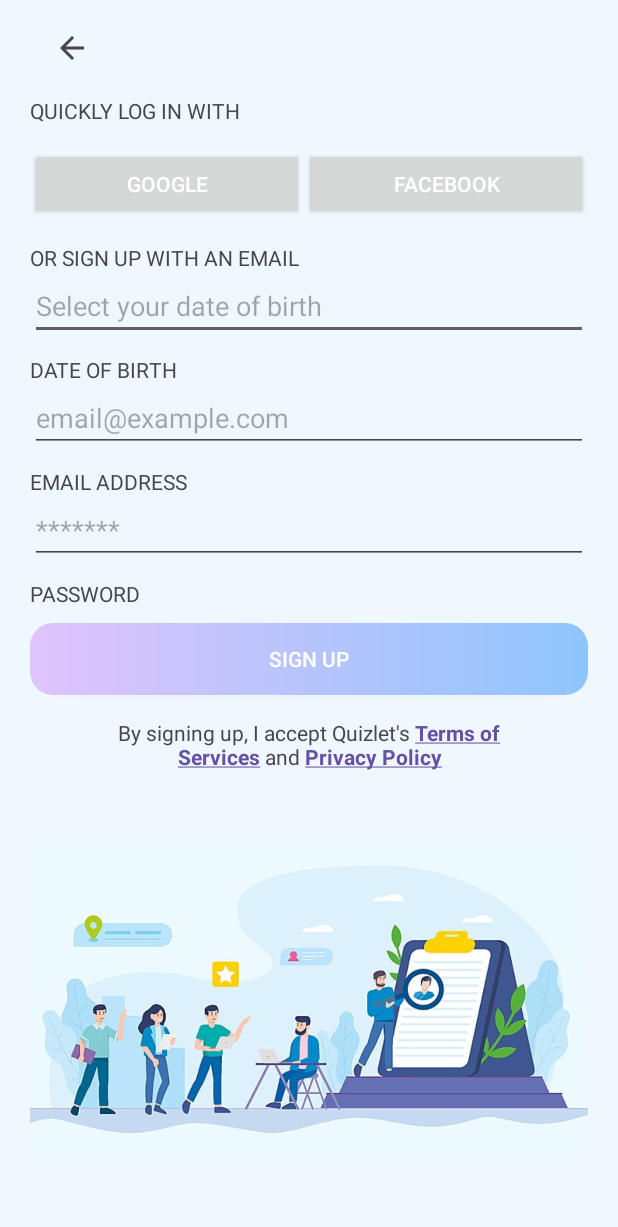
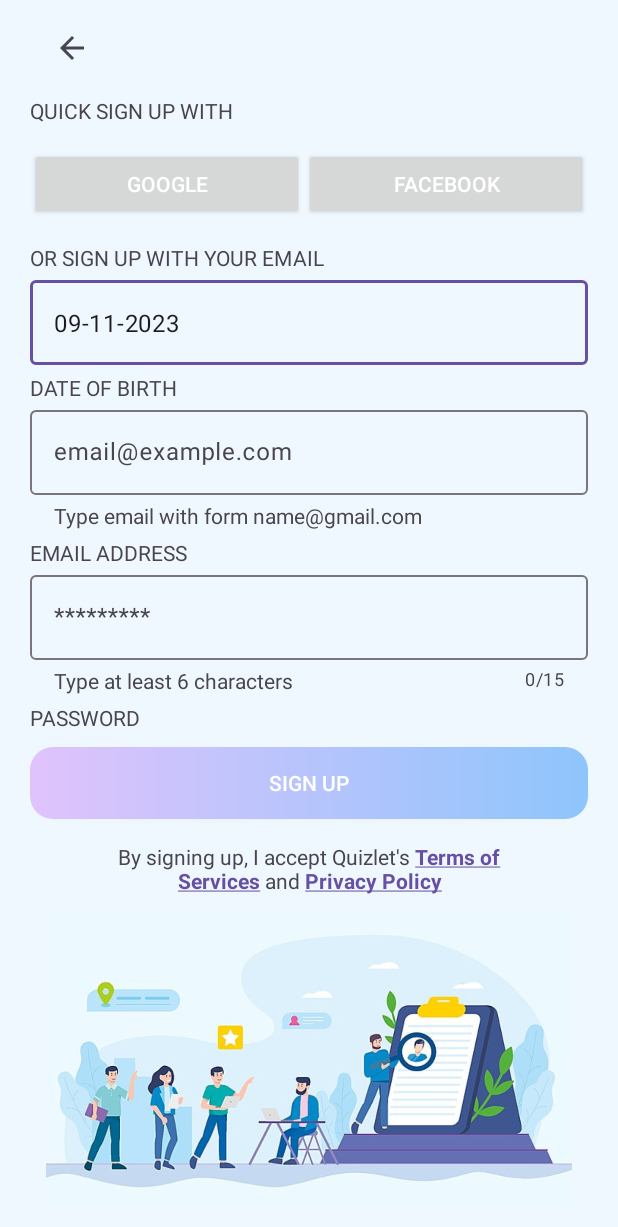
Before and after one commit to LeManhT/AppQuizlet, an Android app: the SignUp screen opened directly, with no data from a screen before it, on a phone screen of 412 x 824 dp. Shown: the top 1227 px of the screen. Run offline under Robolectric (Android 15) with nearby library versions, the phone set to English and light mode, and no system bars; Roboto replaces fonts that are not available here.

Commit message:
add 404 activity,search activity and validate sign in, sign up

```diff
--- a/app/src/main/java/com/example/appquizlet/SignUp.kt
+++ b/app/src/main/java/com/example/appquizlet/SignUp.kt
@@ -5,7 +5,6 @@ import android.content.Intent
 import android.graphics.Color
 import android.graphics.Typeface
 import android.net.Uri
-import androidx.appcompat.app.AppCompatActivity
 import android.os.Bundle
 import android.text.Spannable
 import android.text.SpannableStringBuilder
@@ -13,25 +12,44 @@ import android.text.method.LinkMovementMethod
 import android.text.style.ClickableSpan
 import android.text.style.ForegroundColorSpan
 import android.text.style.StyleSpan
+import android.util.Patterns
+import android.view.KeyEvent
 import android.view.MenuItem
 import android.view.View
 import android.widget.DatePicker
 import android.widget.Toast
+import androidx.appcompat.app.AppCompatActivity
 import androidx.appcompat.widget.Toolbar
 import com.example.appquizlet.databinding.ActivitySignUpBinding
 import java.text.SimpleDateFormat
 import java.util.Calendar
 import java.util.Locale
+import java.util.regex.Pattern
 
 private lateinit var binding: ActivitySignUpBinding
 private lateinit var calendar: Calendar
 
-class SignUp : AppCompatActivity() {
+class SignUp : AppCompatActivity(), View.OnClickListener, View.OnFocusChangeListener,
+    View.OnKeyListener {
+    private val PASSWORD_PATTERN: Pattern = Pattern.compile(
+        "^" +
+                "(?=.*[@#$%^&+=])" +  // at least 1 special character
+                "(?=\\S+$)" +  // no white spaces
+                ".{6,}" +  // at least 8 characters
+                "$"
+    )
+
+
     override fun onCreate(savedInstanceState: Bundle?) {
         super.onCreate(savedInstanceState)
         //        Khoi tao viewbinding
         binding = ActivitySignUpBinding.inflate(layoutInflater)
         setContentView(binding.root)
+        binding.txtLayout1.onFocusChangeListener = this
+        binding.txtLayout2.onFocusChangeListener = this
+        binding.edtEmail.onFocusChangeListener = this
+        binding.edtPass.onFocusChangeListener = this
+
 
 //        set toolbar back display
         val toolbar = findViewById<Toolbar>(R.id.toolbar)
@@ -41,19 +59,21 @@ class SignUp : AppCompatActivity() {
         supportActionBar?.setDisplayShowTitleEnabled(false)
 
 //        Date dialog
-        var edtDOB = binding.edtDOB
+        val edtDOB = binding.edtDOB
 
         // Khởi tạo Calendar
         calendar = Calendar.getInstance()
 
         // Định dạng ngày
-        val dateFormat = SimpleDateFormat("yyyy-MM-dd", Locale.getDefault())
+        val dateFormat = SimpleDateFormat("dd-MM-yyyy", Locale.getDefault())
+        val currentDate = dateFormat.format(Calendar.getInstance().time) // Lấy ngày hiện tại
+        binding.edtDOB.setText(currentDate)
 
         // Sự kiện khi EditText được nhấn
         edtDOB.setOnClickListener {
             val datePickerDialog = DatePickerDialog(
                 this,
-                DatePickerDialog.OnDateSetListener { _: DatePicker?, year: Int, month: Int, day: Int ->
+                { _: DatePicker?, year: Int, month: Int, day: Int ->
                     // Xử lý khi người dùng chọn ngày
                     calendar.set(year, month, day)
                     val formattedDate = dateFormat.format(calendar.time)
@@ -65,6 +85,18 @@ class SignUp : AppCompatActivity() {
             )
 
             datePickerDialog.show()
+
+//            val datePicker =
+//                MaterialDatePicker.Builder.datePicker()
+//                    .setTitleText("Select date")
+//                    .setSelection(MaterialDatePicker.todayInUtcMilliseconds())
+//                    .build()
+//
+//            datePicker.show(supportFragmentManager,"datePicker")
+//            datePicker.addOnPositiveButtonClickListener {
+//                val dateFormat = SimpleDateFormat("yyyy-MM-dd", Locale.getDefault())
+//                Toast.makeText(this,dateFormat.toString(),Toast.LENGTH_SHORT).show()
+//            }
 
         }
 //      Spannable text
@@ -151,6 +183,84 @@ class SignUp : AppCompatActivity() {
         termsTextView.movementMethod = LinkMovementMethod.getInstance()
     }
 
+    private fun validateEmail(): Boolean {
+        var errorMessage: String? = null
+        val email = binding.edtEmail.text.toString()
+        if (email.isEmpty()) {
+            errorMessage = resources.getString(R.string.errBlankEmail)
+        } else if (!Patterns.EMAIL_ADDRESS.matcher(email).matches()) {
+            errorMessage = resources.getString(R.string.errEmailInvalid)
+        }
+        if (errorMessage != null) {
+            binding.txtLayout1.apply {
+                isErrorEnabled = true
+                error = errorMessage
+            }
+        }
+        return errorMessage == null
+    }
+
+    private fun validatePassword(): Boolean {
+        var errorMessage: String? = null
+        val pass = binding.edtPass.text.toString().trim()
+        if (pass.isEmpty()) {
+            errorMessage = resources.getString(R.string.errBlankPass)
+        } else if (!PASSWORD_PATTERN.matcher(pass).matches()) {
+            errorMessage = resources.getString(R.string.errInsufficientLength)
+        }
+        if (errorMessage != null) {
+            binding.txtLayout2.apply {
+                isErrorEnabled = true
+                error = errorMessage
+            }
+        }
+        return errorMessage == null
+    }
+
+    override fun onClick(v: View?) {
+        TODO("Not yet implemented")
+    }
+
+    override fun onFocusChange(v: View?, hasFocus: Boolean) {
+        if (v?.id != null) {
+            when (v.id) {
+//                R.id.edtDOB -> {
+//                    if(hasFocus){
+//                        binding.txtLayout0.setOnDateChangedListener { view, year, monthOfYear, dayOfMonth ->
+//                            // Xử lý dữ liệu khi người dùng đã chọn ngày mới
+//                            val selectedDate = "$dayOfMonth/${monthOfYear + 1}/$year"
+//                        }
+//                    }
+//                }
+
+                R.id.edtEmail -> {
+                    if (hasFocus) {
+                        //isCounterEnabled được đặt thành true, thì trường nhập liệu hoặc widget đó sẽ theo dõi và hiển thị số ký tự mà người dùng đã nhập vào
+                        if (binding.txtLayout1.isErrorEnabled) {
+                            binding.txtLayout1.isErrorEnabled = false
+                        }
+                    } else {
+                        validateEmail()
+                    }
+                }
+
+                R.id.edtPass -> {
+                    if (hasFocus) {
+                        if (binding.txtLayout2.isErrorEnabled) {
+                            binding.txtLayout2.isErrorEnabled = false
+                        }
+                    } else {
+                        validatePassword()
+                    }
+                }
+            }
+        }
+    }
+
+    override fun onKey(v: View?, keyCode: Int, event: KeyEvent?): Boolean {
+        TODO("Not yet implemented")
+    }
+
     override fun onOptionsItemSelected(item: MenuItem): Boolean {
         when (item.itemId) {
             android.R.id.home -> {
--- a/app/src/main/res/layout/activity_sign_up.xml
+++ b/app/src/main/res/layout/activity_sign_up.xml
@@ -4,24 +4,26 @@
     xmlns:tools="http://schemas.android.com/tools"
     android:layout_width="match_parent"
     android:layout_height="match_parent"
+    android:background="@drawable/bg_profile"
     android:orientation="vertical"
     android:paddingLeft="20dp"
     android:paddingRight="20dp"
-    android:background="@drawable/bg_profile"
     tools:context=".SignUp">
     <!-- Thêm một Toolbar vào layout -->
     <androidx.appcompat.widget.Toolbar
         android:id="@+id/toolbar"
         android:layout_width="match_parent"
         android:layout_height="?attr/actionBarSize"
-        android:background="@drawable/bg_profile"
+        app:layout_collapseMode="pin"
+        app:navigationIcon="?attr/homeAsUpIndicator"
+        app:popupTheme="@style/Theme.AppQuizlet.PopupOverlay"
         app:title="" />
 
     <TextView
         android:id="@+id/textView3"
         android:layout_width="match_parent"
         android:layout_height="wrap_content"
-        android:text="Quickly log in with"
+        android:text="@string/or_sign_up_with"
         android:textAllCaps="true" />
 
     <LinearLayout
@@ -35,73 +37,108 @@
             android:id="@+id/btnSigninGoogle"
             android:layout_width="wrap_content"
             android:layout_height="wrap_content"
-            android:textColor="@color/white"
             android:layout_weight="1"
-            android:text="Google" />
+            android:text="@string/gg"
+            android:textColor="@color/white" />
 
         <androidx.appcompat.widget.AppCompatButton
             android:id="@+id/btnSignInFb"
             android:layout_width="wrap_content"
             android:layout_height="wrap_content"
-            android:textColor="@color/white"
             android:layout_weight="1"
-            android:text="Facebook" />
+            android:text="@string/fb"
+            android:textColor="@color/white" />
     </LinearLayout>
 
     <TextView
         android:id="@+id/textView4"
         android:layout_width="match_parent"
         android:layout_height="wrap_content"
-        android:text="Or sign up with an email"
+        android:text="@string/or_sign_up_email"
+        android:layout_marginBottom="5dp"
         android:textAllCaps="true" />
 
-    <EditText
-        android:id="@+id/edtDOB"
+    <com.google.android.material.textfield.TextInputLayout
+        android:id="@+id/txtLayout0"
         android:layout_width="match_parent"
-        android:layout_height="wrap_content"
-        android:layout_marginBottom="10dp"
-        android:ems="10"
-        android:hint="Select your date of birth"
-        android:inputType="text" />
+        app:hintEnabled="false"
+        android:layout_height="wrap_content">
+
+        <EditText
+            android:id="@+id/edtDOB"
+            android:layout_width="match_parent"
+            android:layout_height="wrap_content"
+            android:layout_marginBottom="5dp"
+            android:ems="10"
+            android:inputType="date"
+            android:autofillHints=""
+            android:hint="@string/select_dob" />
+
+    </com.google.android.material.textfield.TextInputLayout>
 
     <TextView
         android:id="@+id/textView5"
         android:layout_width="match_parent"
         android:layout_height="wrap_content"
-        android:text="Date of birth"
+        android:text="@string/dob"
         android:textAllCaps="true" />
 
-    <EditText
-        android:id="@+id/edtEmail"
+    <com.google.android.material.textfield.TextInputLayout
+        android:id="@+id/txtLayout1"
         android:layout_width="match_parent"
         android:layout_height="wrap_content"
-        android:layout_marginBottom="10dp"
-        android:ems="10"
-        android:hint="email@example.com"
-        android:inputType="text" />
+        app:endIconMode="clear_text"
+        app:errorEnabled="true"
+        android:layout_marginBottom="5dp"
+        app:helperText="@string/helper_email"
+        app:errorTextAppearance="@style/CustomTextInputLayout"
+        app:helperTextTextAppearance="@style/CustomTextInputLayout"
+        android:hint="@string/email_hint">
+
+        <com.google.android.material.textfield.TextInputEditText
+            android:id="@+id/edtEmail"
+            android:layout_width="match_parent"
+            android:layout_height="wrap_content" />
+
+    </com.google.android.material.textfield.TextInputLayout>
 
     <TextView
         android:id="@+id/textView6"
         android:layout_width="match_parent"
         android:layout_height="wrap_content"
-        android:text="Email Address"
+        android:text="@string/email_add"
         android:textAllCaps="true" />
 
-    <EditText
-        android:id="@+id/editTextText3"
+    <com.google.android.material.textfield.TextInputLayout
+        android:id="@+id/txtLayout2"
         android:layout_width="match_parent"
         android:layout_height="wrap_content"
-        android:layout_marginBottom="10dp"
-        android:ems="10"
-        android:hint="*******"
-        android:inputType="textPassword" />
+        android:hint="@string/pass_hint"
+        app:counterEnabled="true"
+        app:endIconMode="clear_text"
+        app:helperText="@string/helper_pass"
+        app:counterMaxLength="15"
+        android:layout_marginBottom="5dp"
+        app:errorTextAppearance="@style/CustomTextInputLayout"
+        app:helperTextTextAppearance="@style/CustomTextInputLayout"
+        app:passwordToggleEnabled="true">
+
+        <com.google.android.material.textfield.TextInputEditText
+            android:id="@+id/edtPass"
+            android:layout_width="match_parent"
+            app:errorEnabled="true"
+            android:layout_height="wrap_content"
+            android:inputType="textPassword"
+            android:maxLength="15" />
+
+    </com.google.android.material.textfield.TextInputLayout>
 
     <TextView
         android:id="@+id/textView8"
         android:layout_width="match_parent"
         android:layout_height="wrap_content"
         android:layout_marginBottom="10dp"
-        android:text="Password"
+        android:text="@string/password"
         android:textAllCaps="true" />
 
 
@@ -111,7 +148,7 @@
         android:layout_height="wrap_content"
         android:layout_marginBottom="15dp"
         android:background="@drawable/button_splash"
-        android:text="Sign up"
+        android:text="@string/sign_up"
         android:textColor="@color/white" />
 
     <TextView
@@ -126,10 +163,10 @@
 
     <ImageView
         android:id="@+id/imageView16"
-        android:layout_width="match_parent"
+        android:layout_width="wrap_content"
+        android:layout_height="wrap_content"
         android:layout_marginTop="10dp"
         android:layout_marginBottom="20dp"
-        android:layout_height="wrap_content"
         app:srcCompat="@drawable/intr_su" />
 
     <!-- Điều này ẩn tiêu đề (chữ) trên Toolbar -->
--- a/app/src/main/res/layout/fragment_solution.xml
+++ b/app/src/main/res/layout/fragment_solution.xml
@@ -5,6 +5,7 @@
     android:layout_height="match_parent"
     xmlns:app="http://schemas.android.com/apk/res-auto"
     android:padding="10dp"
+    android:background="@drawable/bg_profile"
     tools:context=".Solution">
 
     <!-- TODO: Update blank fragment layout -->
@@ -32,7 +33,7 @@
         android:layout_marginBottom="12dp"
         android:background="@drawable/search_view"
         android:hint="@string/search_hint"
-        app:iconifiedByDefault="true"
+        app:iconifiedByDefault="false"
         app:closeIcon="@drawable/icons8_close_48"
         app:defaultQueryHint="@string/sl_search_hint"
         app:queryHint="@string/sl_search_hint" />
--- a/app/src/main/res/values/dimens.xml
+++ b/app/src/main/res/values/dimens.xml
@@ -4,4 +4,5 @@
     <dimen name="text_margin">16dp</dimen>
     <dimen name="corner_home">80dp</dimen>
     <dimen name="corner_0">0dp</dimen>
+    <dimen name="marginInput">5dp</dimen>
 </resources>
--- a/app/src/main/res/values/strings.xml
+++ b/app/src/main/res/values/strings.xml
@@ -10,13 +10,22 @@
 
 
     <string name="or_log_with">Quick log in with</string>
+    <string name="or_sign_up_with">Quick sign up with</string>
     <string name="or_log_with_email">Or Log in with your email</string>
+    <string name="email_add">Email address</string>
+    <string name="or_sign_up_email">Or Sign up with your email</string>
     <string name="email_or_username">Email or username</string>
+    <string name="sign_up_for_free">Sign up for free</string>
+    <string name="or_log_in">Or Log in</string>
+    <string name="dob">Date of Birth</string>
     <string name="password">Password</string>
     <string name="sign_up">Sign Up</string>
-    <string name="sign_in">Log in</string>
+    <string name="log_in">Log in</string>
     <string name="gg">Google</string>
     <string name="fb">Facebook</string>
+    <string name="select_dob">Select your date of birth</string>
+    <string name="email_hint">email@example.com</string>
+    <string name="pass_hint">*********</string>
     <string name="forgot_u_p">Forgot username or password ?</string>
     <string name="terms_of_service">By signing up, I accept Quizlet\'s Terms of Services and Privacy Policy</string>
     <string name="forgot_username">Forgot username</string>
@@ -82,5 +91,19 @@
     <string name="search_enter_topic">Enter a topic or keywords</string>
     <string name="search_tip">Tip : The more specific, the better !</string>
 
+    <string name="oops">Oops !</string>
+    <string name="sth_went_wrong">Some thing went wrong</string>
+    <string name="go_to_home">Go to home</string>
+
+
+    <string name="errBlankEmail">Email is required !</string>
+    <string name="errEmailInvalid">Email is invalid</string>
+    <string name="errInsufficientLength">Password is too weak</string>
+
+    <string name="errBlankPass">Password is required !</string>
+    <string name="helper_email">Type email with form name@gmail.com</string>
+    <string name="helper_pass">Type at least 6 characters</string>
+
+
 
 </resources>
--- a/app/src/main/res/values/styles.xml
+++ b/app/src/main/res/values/styles.xml
@@ -12,4 +12,9 @@
         <item name="cornerSizeBottomRight">@dimen/corner_home</item> <!-- Set your desired bottom right radius -->
     </style>
 
+    <style name="CustomTextInputLayout" parent="Widget.MaterialComponents.TextInputLayout.FilledBox">
+        <item name="android:layout_marginStart">0dp</item>
+        <item name="android:layout_marginEnd">0dp</item>
+        <item name="android:textAlignment">textStart</item>
+    </style>
 </resources>
```
Also changed, not shown: app/src/main/java/com/example/appquizlet/SignIn.kt (+91 -6 lines), app/src/main/java/com/example/appquizlet/SplashActivity.kt (+4 -7 lines), app/src/main/java/com/example/appquizlet/SplashSearch.kt (+20 -10 lines), app/src/main/res/layout/activity_not_found.xml (+4 -3 lines), app/src/main/res/layout/activity_sign_in.xml (+62 -35 lines), app/src/main/res/layout/activity_splash.xml (+5 -5 lines), app/src/main/res/layout/activity_splash_search.xml (+13 -9 lines), app/src/main/res/layout/fragment_home.xml (+4 -8 lines), app/src/main/res/drawable/intro_pic.png, app/src/main/res/drawable/signup_intro.jpg (deleted).
